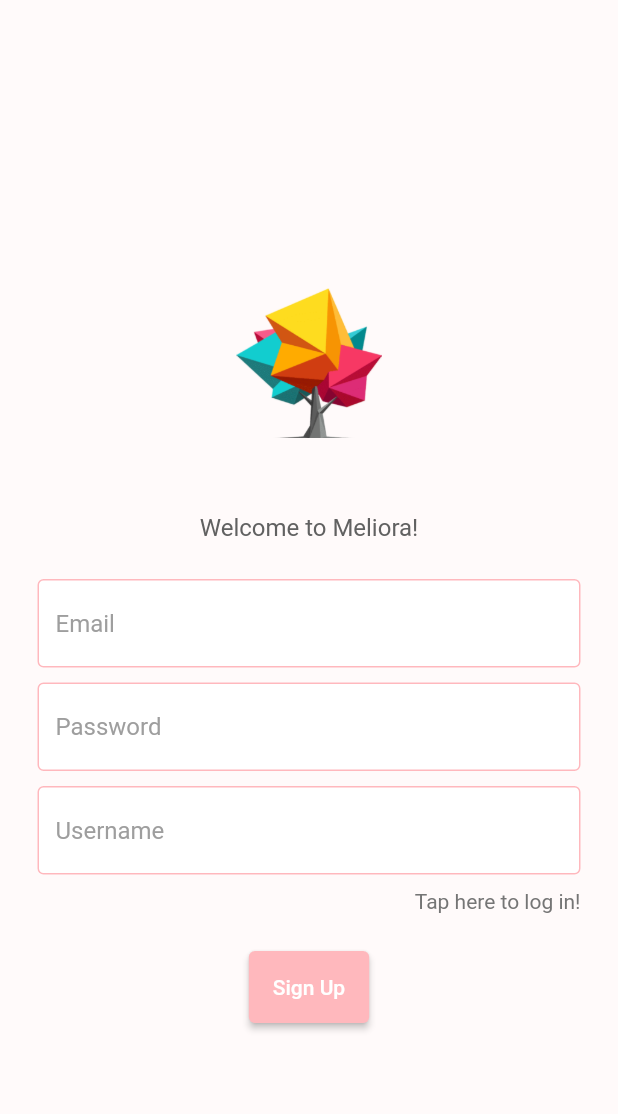
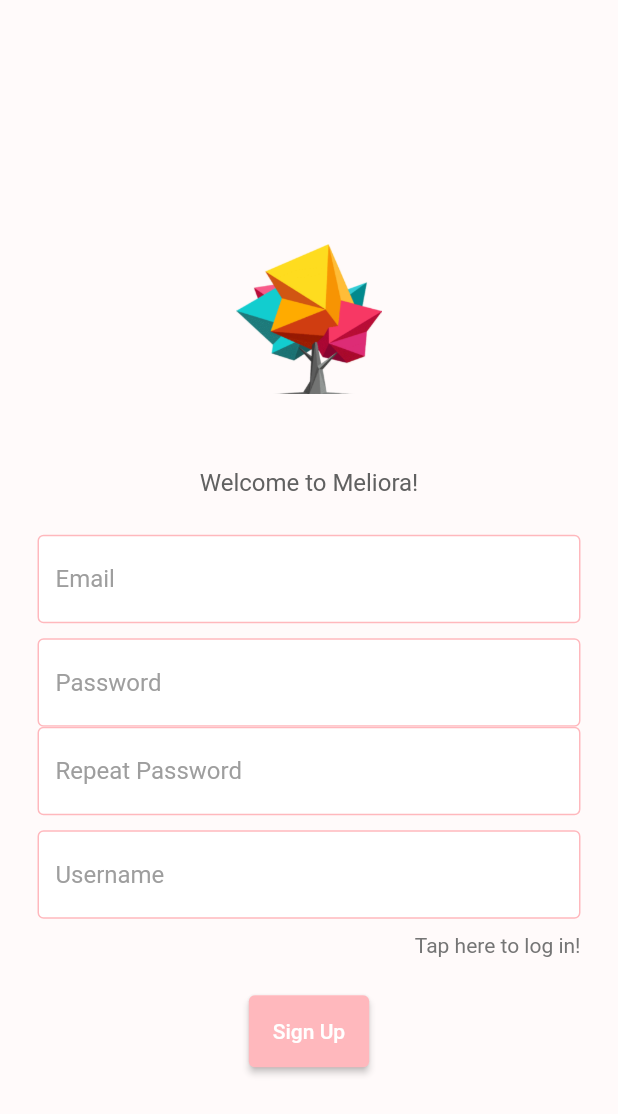
Before and after one commit to Kelpins/Mood-Tracker, a Flutter app: the SignUp screen opened directly, on a phone screen of 412 x 824 dp. Shown: the top 1114 px of the screen. Run offline on Flutter 3.47's test engine with Material 2 defaults, Android fonts, the phone set to English and light mode, and no system bars; our stand-ins replace cloud_firestore, firebase_auth, firebase_core, fl_chart, flutter_heatmap_calendar, group_button and 2 more; accounts and stored records are empty.

Commit message:
password check on sign up

```diff
--- a/mood_tracker_app/lib/signup.dart
+++ b/mood_tracker_app/lib/signup.dart
@@ -26,6 +26,7 @@ class _SignUpState extends State<SignUp> {
   // text editing controllers
   final emailController = TextEditingController();
   final passwordController = TextEditingController();
+  final passwordCheckController = TextEditingController();
   final nameController = TextEditingController();
 
   @override
@@ -100,6 +101,13 @@ class _SignUpState extends State<SignUp> {
                   obscureText: true,
                 ),
 
+                MyTextField(
+                  key: Key('passwordCheck'),
+                  controller: passwordCheckController,
+                  hintText: 'Repeat Password',
+                  obscureText: true,
+                ),
+
                 SizedBox(height: 10),
 
                 // name textfield
@@ -141,6 +149,14 @@ class _SignUpState extends State<SignUp> {
                   child: ElevatedButton(
                     child: const Text("Sign Up"),
                     onPressed: () async {
+                      if (passwordController.text !=
+                          passwordCheckController.text) {
+                        ScaffoldMessenger.of(context).showSnackBar(
+                          SnackBar(
+                            content: Text("Passwords did not match."),
+                          ),
+                        );
+                      } else {
                         // registers user to firebase authenticate
                         final message = await AuthService().registration(
                           email: emailController.text,
@@ -164,6 +180,7 @@ class _SignUpState extends State<SignUp> {
                             ),
                           );
                         });
+                      }
                     },
                     style: ElevatedButton.styleFrom(
                         padding: EdgeInsets.all(16),
```
Lines whose indentation alone changed are shown as unchanged.
